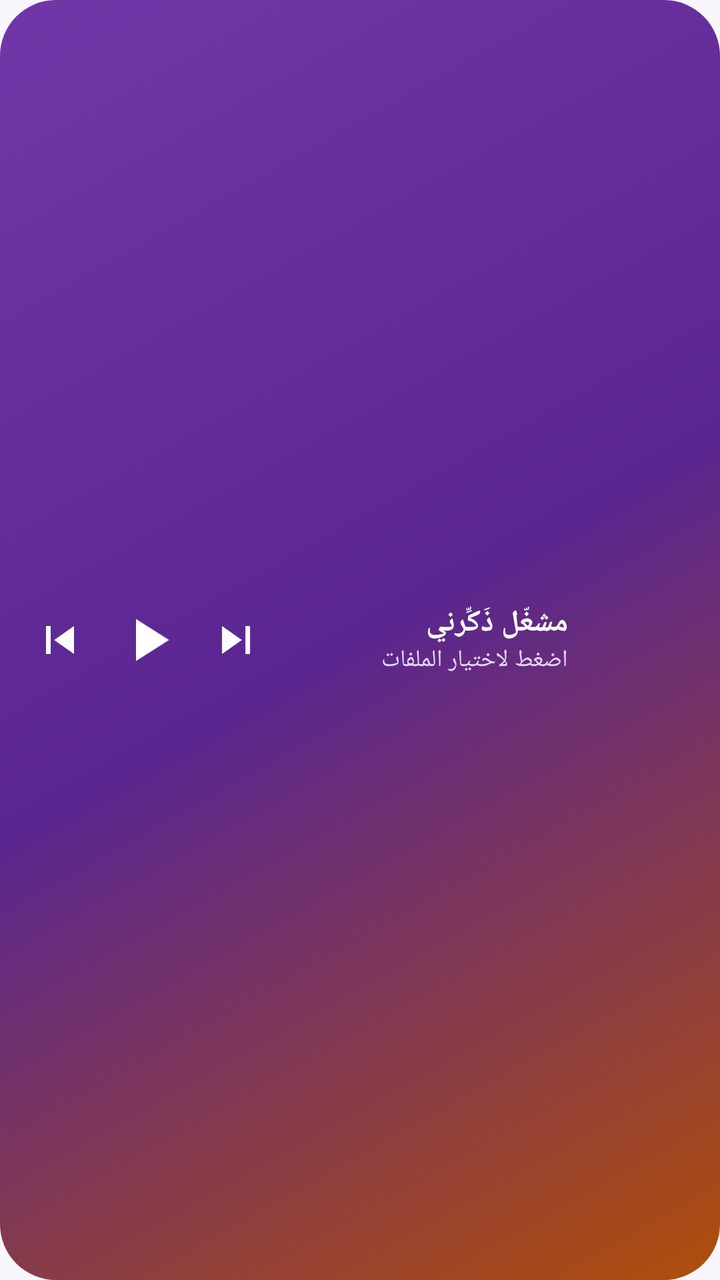
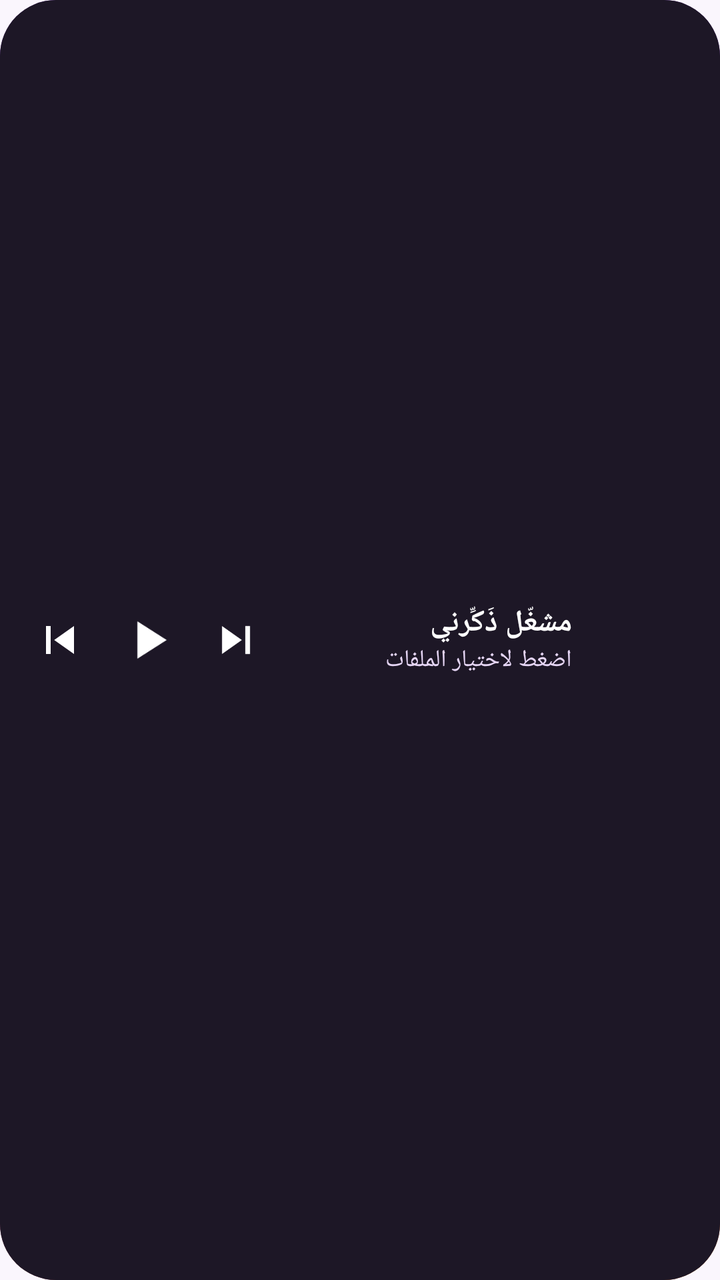

Two renders of the same Android screen: before a commit and after it. Below are the layout's source before the change and the commit's diff.
<!-- AndroidManifest.xml: application theme AppTheme -->
<!-- res/layout/widget_player.xml -->
<?xml version="1.0" encoding="utf-8"?>
<FrameLayout xmlns:android="http://schemas.android.com/apk/res/android" android:id="@+id/widget_root" android:layout_width="match_parent" android:layout_height="match_parent" android:layoutDirection="rtl">
    <ImageView android:id="@+id/wbg" android:layout_width="match_parent" android:layout_height="match_parent" android:scaleType="fitXY" android:src="@drawable/wbg_grad_2" android:contentDescription="@null" />
    <LinearLayout android:layout_width="match_parent" android:layout_height="match_parent" android:orientation="horizontal" android:gravity="center_vertical" android:padding="10dp">
        <ImageView android:id="@+id/p_art" android:layout_width="56dp" android:layout_height="56dp" android:scaleType="centerCrop" android:src="@mipmap/ic_launcher" android:contentDescription="@null" />
        <LinearLayout android:layout_width="0dp" android:layout_height="wrap_content" android:layout_weight="1" android:orientation="vertical" android:paddingStart="10dp" android:paddingEnd="6dp">
            <TextView android:id="@+id/p_title" android:layout_width="wrap_content" android:layout_height="wrap_content" android:text="مشغّل ذَكِّرني" android:textColor="#FFFFFF" android:textSize="15sp" android:textStyle="bold" android:maxLines="1" android:ellipsize="end" />
            <TextView android:id="@+id/p_artist" android:layout_width="wrap_content" android:layout_height="wrap_content" android:text="اضغط لاختيار الملفات" android:textColor="#E6D6F5" android:textSize="12sp" android:maxLines="1" android:ellipsize="end" />
            <TextView android:id="@+id/p_sleep" android:layout_width="wrap_content" android:layout_height="wrap_content" android:text="" android:textColor="#FFB066" android:textSize="11sp" android:maxLines="1" android:visibility="gone" />
        </LinearLayout>
        <LinearLayout android:layout_width="wrap_content" android:layout_height="wrap_content" android:orientation="horizontal" android:gravity="center_vertical" android:layoutDirection="ltr">
            <ImageView android:id="@+id/p_prev" android:layout_width="40dp" android:layout_height="40dp" android:padding="6dp" android:src="@drawable/ic_p_prev" android:contentDescription="p_prev" />
            <ImageView android:id="@+id/p_toggle" android:layout_width="48dp" android:layout_height="48dp" android:padding="6dp" android:src="@drawable/ic_p_play" android:contentDescription="p_toggle" />
            <ImageView android:id="@+id/p_next" android:layout_width="40dp" android:layout_height="40dp" android:padding="6dp" android:src="@drawable/ic_p_next" android:contentDescription="p_next" />
        </LinearLayout>
    </LinearLayout>
</FrameLayout>
<!-- resources referenced by this layout -->
<resources>
  <!-- drawable ic_p_next (drawable) -->
  <vector xmlns:android="http://schemas.android.com/apk/res/android" android:width="24dp" android:height="24dp" android:viewportWidth="24" android:viewportHeight="24">
      <path android:fillColor="#FFFFFFFF" android:pathData="M6,6l8.5,6L6,18zM16,6h2v12h-2z"/>
  </vector>
  <!-- drawable ic_p_play (drawable) -->
  <vector xmlns:android="http://schemas.android.com/apk/res/android" android:width="24dp" android:height="24dp" android:viewportWidth="24" android:viewportHeight="24">
      <path android:fillColor="#FFFFFFFF" android:pathData="M8,5v14l11,-7z"/>
  </vector>
  <!-- drawable ic_p_prev (drawable) -->
  <vector xmlns:android="http://schemas.android.com/apk/res/android" android:width="24dp" android:height="24dp" android:viewportWidth="24" android:viewportHeight="24">
      <path android:fillColor="#FFFFFFFF" android:pathData="M18,6l-8.5,6L18,18zM6,6h2v12H6z"/>
  </vector>
  <!-- drawable wbg_grad_2 (drawable) -->
  <?xml version="1.0" encoding="utf-8"?>
  <shape xmlns:android="http://schemas.android.com/apk/res/android" android:shape="rectangle">
      <gradient android:angle="315" android:startColor="#7137A8" android:centerColor="#5A2690" android:endColor="#B04E0A" />
      <corners android:radius="28dp" />
  </shape>
  <!-- mipmap ic_launcher (mipmap-anydpi-v26) -->
  <?xml version="1.0" encoding="utf-8"?>
  <adaptive-icon xmlns:android="http://schemas.android.com/apk/res/android">
      <background android:drawable="@drawable/ic_bg" />
      <foreground android:drawable="@drawable/ic_fg" />
      <monochrome android:drawable="@drawable/ic_fg_mono" />
  </adaptive-icon>
  <style name="AppTheme" parent="@android:style/Theme.Material.Light.NoActionBar">
          <item name="android:windowBackground">@color/bg</item>
          <item name="android:statusBarColor">@color/bg</item>
          <item name="android:navigationBarColor">@color/bg</item>
          <item name="android:colorAccent">@color/orange</item>
          <item name="android:colorPrimary">@color/purple</item>
      </style>
  <!-- drawable ic_bg: png bitmap (drawable-nodpi, 100573 bytes) -->
  <!-- drawable ic_fg: png bitmap (drawable-nodpi, 25956 bytes) -->
  <!-- drawable ic_fg_mono: png bitmap (drawable-nodpi, 16390 bytes) -->
  <color name="bg">#FAF6FD</color>
  <color name="orange">#F28A32</color>
  <color name="purple">#7137A8</color>
</resources>

<!-- the commit's change to res/layout/widget_player.xml (unified diff, before → after) -->
@@ -1,16 +1,17 @@
 <?xml version="1.0" encoding="utf-8"?>
 <FrameLayout xmlns:android="http://schemas.android.com/apk/res/android" android:id="@+id/widget_root" android:layout_width="match_parent" android:layout_height="match_parent" android:layoutDirection="rtl">
     <ImageView android:id="@+id/wbg" android:layout_width="match_parent" android:layout_height="match_parent" android:scaleType="fitXY" android:src="@drawable/wbg_grad_2" android:contentDescription="@null" />
+    <ImageView android:id="@+id/wscrim" android:layout_width="match_parent" android:layout_height="match_parent" android:scaleType="fitXY" android:src="@drawable/wbg_dark_2" android:contentDescription="@null" />
     <LinearLayout android:layout_width="match_parent" android:layout_height="match_parent" android:orientation="horizontal" android:gravity="center_vertical" android:padding="10dp">
-        <ImageView android:id="@+id/p_art" android:layout_width="56dp" android:layout_height="56dp" android:scaleType="centerCrop" android:src="@mipmap/ic_launcher" android:contentDescription="@null" />
+        <ImageView android:id="@+id/p_art" android:layout_width="54dp" android:layout_height="54dp" android:scaleType="centerCrop" android:src="@mipmap/ic_launcher" android:contentDescription="@null" />
         <LinearLayout android:layout_width="0dp" android:layout_height="wrap_content" android:layout_weight="1" android:orientation="vertical" android:paddingStart="10dp" android:paddingEnd="6dp">
-            <TextView android:id="@+id/p_title" android:layout_width="wrap_content" android:layout_height="wrap_content" android:text="مشغّل ذَكِّرني" android:textColor="#FFFFFF" android:textSize="15sp" android:textStyle="bold" android:maxLines="1" android:ellipsize="end" />
-            <TextView android:id="@+id/p_artist" android:layout_width="wrap_content" android:layout_height="wrap_content" android:text="اضغط لاختيار الملفات" android:textColor="#E6D6F5" android:textSize="12sp" android:maxLines="1" android:ellipsize="end" />
-            <TextView android:id="@+id/p_sleep" android:layout_width="wrap_content" android:layout_height="wrap_content" android:text="" android:textColor="#FFB066" android:textSize="11sp" android:maxLines="1" android:visibility="gone" />
+            <TextView android:id="@+id/p_title" android:layout_width="wrap_content" android:layout_height="wrap_content" android:text="مشغّل ذَكِّرني" android:textColor="#FFFFFF" android:textSize="15sp" android:maxLines="1" android:ellipsize="end" android:textStyle="bold" />
+            <TextView android:id="@+id/p_artist" android:layout_width="wrap_content" android:layout_height="wrap_content" android:text="اضغط لاختيار الملفات" android:textColor="#E6D6F5" android:textSize="12sp" android:maxLines="1" android:ellipsize="end"  />
+            <TextView android:id="@+id/p_sleep" android:layout_width="wrap_content" android:layout_height="wrap_content" android:text="" android:textColor="#FFB066" android:textSize="11sp" android:maxLines="1" android:ellipsize="end"  android:visibility="gone"/>
         </LinearLayout>
         <LinearLayout android:layout_width="wrap_content" android:layout_height="wrap_content" android:orientation="horizontal" android:gravity="center_vertical" android:layoutDirection="ltr">
             <ImageView android:id="@+id/p_prev" android:layout_width="40dp" android:layout_height="40dp" android:padding="6dp" android:src="@drawable/ic_p_prev" android:contentDescription="p_prev" />
-            <ImageView android:id="@+id/p_toggle" android:layout_width="48dp" android:layout_height="48dp" android:padding="6dp" android:src="@drawable/ic_p_play" android:contentDescription="p_toggle" />
+            <ImageView android:id="@+id/p_toggle" android:layout_width="48dp" android:layout_height="48dp" android:padding="8dp" android:src="@drawable/ic_p_play" android:contentDescription="p_toggle" />
             <ImageView android:id="@+id/p_next" android:layout_width="40dp" android:layout_height="40dp" android:padding="6dp" android:src="@drawable/ic_p_next" android:contentDescription="p_next" />
         </LinearLayout>
     </LinearLayout>
<!-- resource entries referenced after the edit -->
@@ -12,6 +12,12 @@
   <vector xmlns:android="http://schemas.android.com/apk/res/android" android:width="24dp" android:height="24dp" android:viewportWidth="24" android:viewportHeight="24">
       <path android:fillColor="#FFFFFFFF" android:pathData="M18,6l-8.5,6L18,18zM6,6h2v12H6z"/>
   </vector>
+  <!-- drawable wbg_dark_2 (drawable) -->
+  <?xml version="1.0" encoding="utf-8"?>
+  <shape xmlns:android="http://schemas.android.com/apk/res/android" android:shape="rectangle">
+      <solid android:color="#1D1726" />
+      <corners android:radius="28dp" />
+  </shape>
   <!-- drawable wbg_grad_2 (drawable) -->
   <?xml version="1.0" encoding="utf-8"?>
   <shape xmlns:android="http://schemas.android.com/apk/res/android" android:shape="rectangle">
